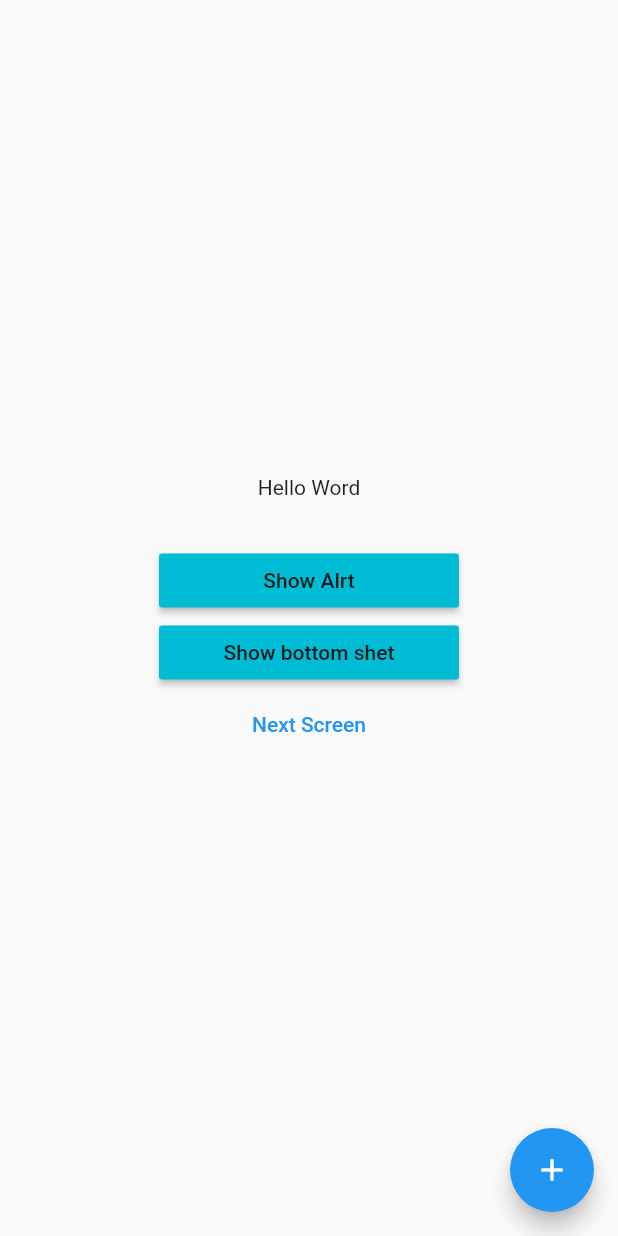
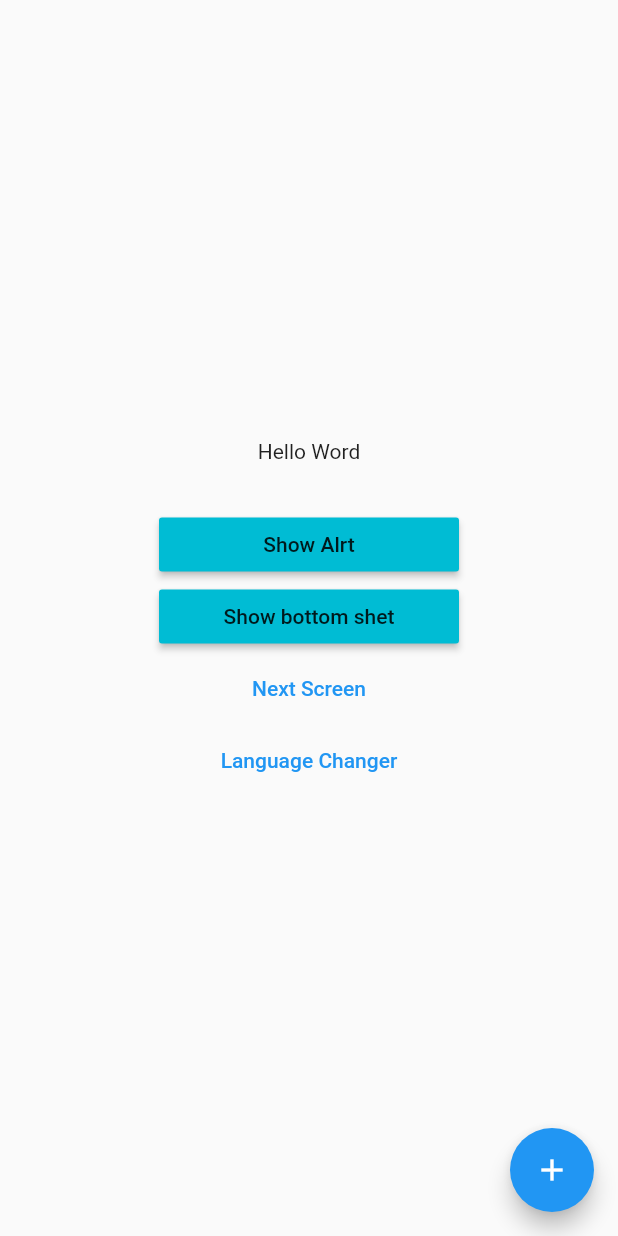
Before and after one commit to MuhammadiHadi/get_x, a Flutter app: the screen it shows after launch, on a phone screen of 412 x 824 dp. Run offline on Flutter 3.47's test engine with Material 2 defaults, Android fonts, the phone set to English and light mode, and no system bars; our stand-ins replace get.

Commit message:
change language

```diff
--- a/lib/main.dart
+++ b/lib/main.dart
@@ -1,6 +1,7 @@
 import 'package:flutter/material.dart';
 import 'package:get/get_navigation/src/root/get_material_app.dart';
 import 'package:get_x/view/home.dart';
+import 'package:get_x/view/transfor_language.dart';
 
 void main() {
   runApp(const MyApp());
@@ -13,6 +14,9 @@ class MyApp extends StatelessWidget {
   @override
   Widget build(BuildContext context) {
     return GetMaterialApp(
+      translations: TransforLanguage(),
+      locale: Locale('en', 'US'),
+      fallbackLocale: Locale('en', 'US'),
       title: 'Flutter Demo',
       theme: ThemeData(
         // This is the theme of your application.
--- a/lib/view/home.dart
+++ b/lib/view/home.dart
@@ -1,6 +1,7 @@
 import 'package:flutter/material.dart';
 import 'package:get/get.dart';
 import 'package:get/get_core/src/get_main.dart';
+import 'package:get_x/view/language.dart';
 
 import 'first_view.dart';
 
@@ -75,7 +76,12 @@ class _HomeState extends State<Home> {
                 onPressed: () {
                   Get.to(FirstView());
                 },
-                child: Text("Next Screen"))
+                child: Text("Next Screen")),
+            TextButton(
+                onPressed: () {
+                  Get.to(Language());
+                },
+                child: Text("Language Changer")),
           ],
         ),
       ),
--- /dev/null
+++ b/lib/view/transfor_language.dart
@@ -0,0 +1,18 @@
+import 'package:get/route_manager.dart';
+
+class TransforLanguage extends Translations {
+  @override
+  // TODO: implement keys
+  Map<String, Map<String, String>> get keys => {
+        'en_US': {
+          'title': 'Change language',
+          'message': 'hello dear',
+          'name': 'hadi'
+        },
+        'ur_PK': {
+          'title': 'زبان تبدیل کریں',
+          'message': 'ہیلو عزیز',
+          'name': 'ہادی'
+        }
+      };
+}
```
Also changed, not shown: lib/view/language.dart (added, +44 -0 lines).
